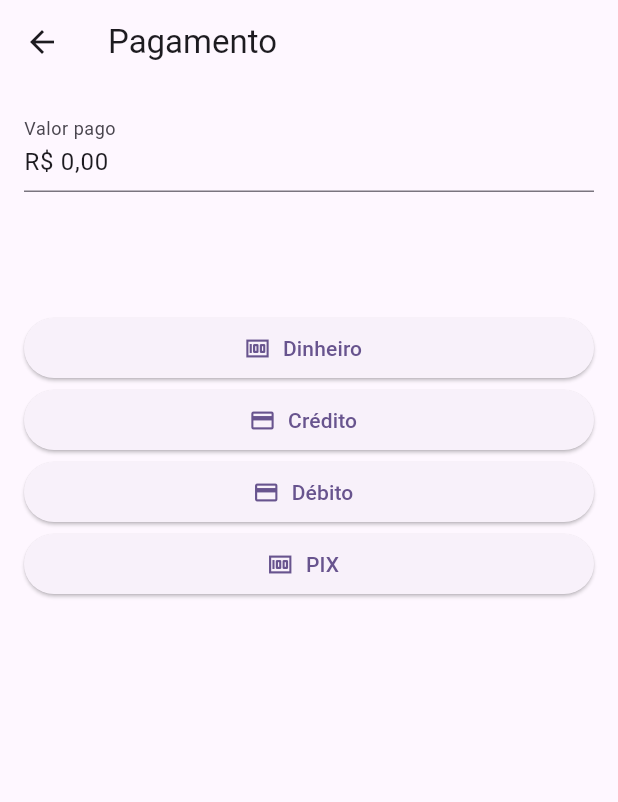
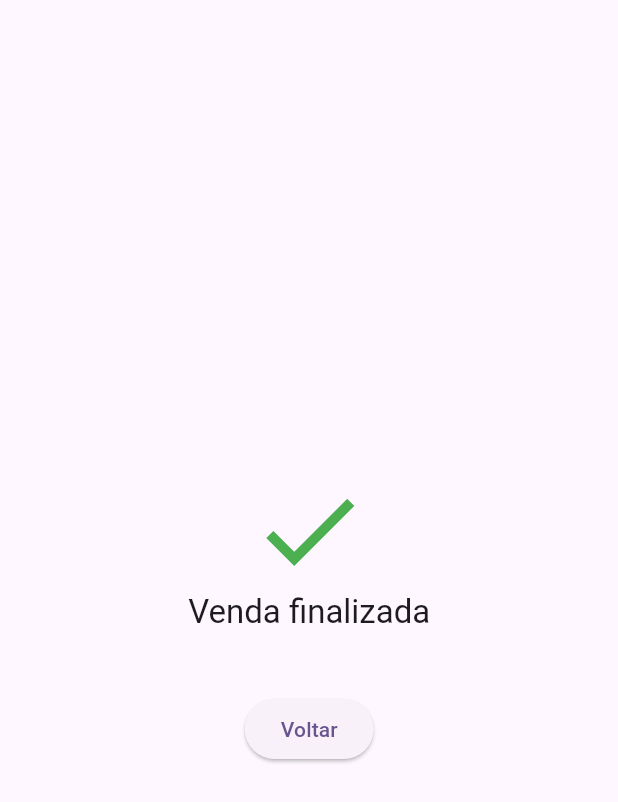
Before and after one commit to leandrofabianjr/todavenda, a Flutter app: the CartCheckoutView screen opened directly, after a tap on "Confirmar", after a tap on "Dinheiro", on a phone screen of 412 x 824 dp. Shown: the top 802 px of the screen. Run offline on Flutter 3.47's test engine with Material 2 defaults, Android fonts, the phone set to English and light mode, and no system bars; our stand-ins replace bloc, equatable, flutter_bloc, go_router.

Commit message:
Criado tela de pagamento e finalização de venda

```diff
--- a/lib/cart/bloc/cart_bloc.dart
+++ b/lib/cart/bloc/cart_bloc.dart
@@ -2,7 +2,6 @@ import 'package:bloc/bloc.dart';
 import 'package:equatable/equatable.dart';
 import 'package:todavenda/commons/commons.dart';
 import 'package:todavenda/products/products.dart';
-import 'package:todavenda/sales/models/payment.dart';
 import 'package:todavenda/sales/sales.dart';
 
 part 'cart_event.dart';
@@ -17,6 +16,8 @@ class CartBloc extends Bloc<CartEvent, CartState> {
     on<CartItemRemoved>(_onItemRemoved);
     on<CartCheckouted>(_onCheckouted);
     on<CartConfirmed>(_onConfirmed);
+    on<CartPaid>(_onPaid);
+    on<CartCleaned>(_onCleaned);
   }
 
   final ProductRepository productRepository;
@@ -53,8 +54,7 @@ class CartBloc extends Bloc<CartEvent, CartState> {
     CartCheckouted event,
     Emitter<CartState> emit,
   ) async {
-    final items = state.items;
-    items.removeWhere((key, value) => value < 1);
+    final items = state.selectedItems;
     emit(state.copyWith(status: CartStatus.checkout, items: items));
   }
 
@@ -80,10 +80,38 @@ class CartBloc extends Bloc<CartEvent, CartState> {
   ) async {
     try {
       emit(state.copyWith(status: CartStatus.loading));
-      final sale = await salesRepository.createSale(items: state.items);
+      final sale = await salesRepository.createSale(items: state.selectedItems);
       emit(state.copyWith(status: CartStatus.payment, sale: sale));
     } catch (ex) {
       emit(state.copyWith(status: CartStatus.failure, exception: ex));
     }
   }
+
+  Future<void> _onPaid(
+    CartPaid event,
+    Emitter<CartState> emit,
+  ) async {
+    try {
+      emit(state.copyWith(status: CartStatus.loading));
+      final sale = await salesRepository.newPayment(
+        state.sale!.uuid!,
+        event.type,
+        event.value,
+      );
+      if (sale.isFullyPaid) {
+        emit(state.copyWith(status: CartStatus.finalizing, sale: sale));
+      } else {
+        emit(state.copyWith(status: CartStatus.payment, sale: sale));
+      }
+    } catch (ex) {
+      emit(state.copyWith(status: CartStatus.failure, exception: ex));
+    }
+  }
+
+  Future<void> _onCleaned(
+    CartCleaned event,
+    Emitter<CartState> emit,
+  ) async {
+    emit(const CartState());
+  }
 }
--- a/lib/cart/bloc/cart_event.dart
+++ b/lib/cart/bloc/cart_event.dart
@@ -56,3 +56,20 @@ final class CartConfirmed extends CartEvent {
   @override
   List<Object> get props => [];
 }
+
+final class CartPaid extends CartEvent {
+  const CartPaid({required this.type, required this.value});
+
+  final PaymentType type;
+  final double value;
+
+  @override
+  List<Object> get props => [type, value];
+}
+
+final class CartCleaned extends CartEvent {
+  const CartCleaned();
+
+  @override
+  List<Object?> get props => [];
+}
--- a/lib/cart/bloc/cart_state.dart
+++ b/lib/cart/bloc/cart_state.dart
@@ -6,6 +6,7 @@ enum CartStatus {
   failure,
   checkout,
   payment,
+  finalizing,
 }
 
 extension CartStatusX on CartStatus {
@@ -43,11 +44,12 @@ final class CartState extends Equatable {
     return "$qtt ite${qtt == 1 ? 'm' : 'ns'}";
   }
 
-  double get payedValue => (sale?.payments ?? <Payment>[]).fold(
-        0,
-        (total, p) => total + p.value,
-      );
-  get missingPaymentValue => sale?.total ?? 0 - payedValue;
+  Map<Product, int> get selectedItems {
+    return {
+      for (final item in items.entries)
+        if (item.value > 0) item.key: item.value
+    };
+  }
 
   CartState copyWith({
     CartStatus? status,
--- /dev/null
+++ b/lib/cart/pages/cart_page/cart_finalizing_page.dart
@@ -0,0 +1,53 @@
+import 'package:flutter/material.dart';
+import 'package:flutter_bloc/flutter_bloc.dart';
+import 'package:go_router/go_router.dart';
+import 'package:todavenda/cart/cart.dart';
+
+class CartFinalizingPage extends StatelessWidget {
+  const CartFinalizingPage({super.key});
+
+  @override
+  Widget build(BuildContext context) {
+    return BlocProvider.value(
+      value: BlocProvider.of<CartBloc>(context)..add(const CartResumed()),
+      child: const CartFinalizingView(),
+    );
+  }
+}
+
+class CartFinalizingView extends StatelessWidget {
+  const CartFinalizingView({super.key});
+
+  @override
+  Widget build(BuildContext context) {
+    return Scaffold(
+        body: Center(
+            child: Column(
+      mainAxisAlignment: MainAxisAlignment.center,
+      children: [
+        BlocConsumer<CartBloc, CartState>(
+          listener: (context, state) {
+            if (state.status != CartStatus.finalizing) {
+              context.go('/carrinho');
+            }
+          },
+          builder: (context, state) => const SizedBox(),
+        ),
+        const Icon(
+          Icons.check,
+          size: 80,
+          color: Colors.green,
+        ),
+        Text(
+          'Venda finalizada',
+          style: Theme.of(context).textTheme.titleLarge,
+        ),
+        const SizedBox(height: 40),
+        ElevatedButton(
+          onPressed: () => context.read<CartBloc>().add(const CartCleaned()),
+          child: const Text('Voltar'),
+        ),
+      ],
+    )));
+  }
+}
--- a/lib/cart/pages/cart_page/cart_page.dart
+++ b/lib/cart/pages/cart_page/cart_page.dart
@@ -69,7 +69,7 @@ class _CartViewState extends State<CartView> {
             CartStatus.checkout,
             CartStatus.payment,
           ].contains(state.status)) {
-            context.go('/carrinho/confirmar');
+            context.go('/carrinho/confirmacao');
           }
         },
         builder: (context, state) {
--- a/lib/cart/pages/cart_page/cart_payment_page.dart
+++ b/lib/cart/pages/cart_page/cart_payment_page.dart
@@ -3,7 +3,7 @@ import 'package:flutter_bloc/flutter_bloc.dart';
 import 'package:go_router/go_router.dart';
 import 'package:todavenda/commons/commons.dart';
 import 'package:todavenda/commons/widgets/currency_field.dart';
-import 'package:todavenda/products/products.dart';
+import 'package:todavenda/sales/models/models.dart';
 
 import '../../cart.dart';
 
@@ -29,20 +29,26 @@ class CartPaymentView extends StatefulWidget {
 class _CartPaymentViewState extends State<CartPaymentView> {
   @override
   Widget build(BuildContext context) {
-    double payedValue;
+    double amountPaid;
 
     return WillPopScope(
       onWillPop: () async {
         context.read<CartBloc>().add(const CartCheckouted());
-        context.go('/carrinho/confirmar');
+        context.go('/carrinho/confirmacao');
         return false;
       },
       child: Scaffold(
         appBar: AppBar(
           title: const Text('Pagamento'),
         ),
-        body: BlocBuilder<CartBloc, CartState>(
+        body: BlocConsumer<CartBloc, CartState>(
+          listener: (context, state) {
+            if (state.status == CartStatus.finalizing) {
+              context.go('/carrinho/finalizado');
+            }
+          },
           builder: (context, state) {
+            amountPaid = state.sale?.missingAmountPaid ?? 0;
             switch (state.status) {
               case CartStatus.loading:
                 return const LoadingWidget();
@@ -58,27 +64,47 @@ class _CartPaymentViewState extends State<CartPaymentView> {
                         CurrencyField(
                           decoration:
                               const InputDecoration(labelText: 'Valor pago'),
-                          initialValue: state.missingPaymentValue,
-                          onChanged: (value) => payedValue = value,
+                          initialValue: amountPaid,
+                          onChanged: (value) => amountPaid = value,
                         ),
                         const SizedBox(height: 80),
                         ElevatedButton.icon(
-                          onPressed: () {},
+                          onPressed: () => context.read<CartBloc>().add(
+                                CartPaid(
+                                  type: PaymentType.cash,
+                                  value: amountPaid,
+                                ),
+                              ),
                           icon: const Icon(Icons.money),
                           label: const Text('Dinheiro'),
                         ),
                         ElevatedButton.icon(
-                          onPressed: () {},
+                          onPressed: () => context.read<CartBloc>().add(
+                                CartPaid(
+                                  type: PaymentType.credit,
+                                  value: amountPaid,
+                                ),
+                              ),
                           icon: const Icon(Icons.credit_card),
                           label: const Text('Crédito'),
                         ),
                         ElevatedButton.icon(
-                          onPressed: () {},
+                          onPressed: () => context.read<CartBloc>().add(
+                                CartPaid(
+                                  type: PaymentType.debit,
+                                  value: amountPaid,
+                                ),
+                              ),
                           icon: const Icon(Icons.credit_card),
                           label: const Text('Débito'),
                         ),
                         ElevatedButton.icon(
-                          onPressed: () {},
+                          onPressed: () => context.read<CartBloc>().add(
+                                CartPaid(
+                                  type: PaymentType.pix,
+                                  value: amountPaid,
+                                ),
+                              ),
                           icon: const Icon(Icons.money),
                           label: const Text('PIX'),
                         ),
--- a/lib/main.dart
+++ b/lib/main.dart
@@ -3,6 +3,7 @@ import 'package:flutter_bloc/flutter_bloc.dart';
 import 'package:go_router/go_router.dart';
 import 'package:todavenda/app_bloc_observer.dart';
 import 'package:todavenda/cart/cart.dart';
+import 'package:todavenda/cart/pages/cart_page/cart_finalizing_page.dart';
 import 'package:todavenda/products/products.dart';
 import 'package:todavenda/sales/sales.dart';
 
@@ -64,12 +65,16 @@ final _router = GoRouter(
       builder: (context, state) => const CartPage(),
       routes: [
         GoRoute(
-          path: 'confirmar',
+          path: 'confirmacao',
           builder: (context, state) => const CartCheckoutPage(),
         ),
         GoRoute(
           path: 'pagamento',
           builder: (context, state) => const CartPaymentPage(),
+        ),
+        GoRoute(
+          path: 'finalizado',
+          builder: (context, state) => const CartFinalizingPage(),
         ),
       ],
     ),
--- a/lib/products/models/product_category.dart
+++ b/lib/products/models/product_category.dart
@@ -1,20 +1,24 @@
 import 'package:equatable/equatable.dart';
-
-import 'product.dart';
 
 class ProductCategory extends Equatable {
   final String? uuid;
   final String name;
   final String? description;
-  final List<Product>? products;
 
   const ProductCategory({
     this.uuid,
     required this.name,
     this.description,
-    this.products,
   });
 
   @override
   List<Object?> get props => [uuid];
+
+  Map<String, dynamic> toJson() {
+    return {
+      'uuid': uuid,
+      'name': name,
+      'description': description,
+    };
+  }
 }
--- a/lib/sales/models/models.dart
+++ b/lib/sales/models/models.dart
@@ -1,2 +1,3 @@
+export 'payment.dart';
 export 'sale.dart';
 export 'sale_item.dart';
--- a/lib/sales/models/sale.dart
+++ b/lib/sales/models/sale.dart
@@ -1,3 +1,5 @@
+import 'dart:convert';
+
 import 'package:equatable/equatable.dart';
 import 'package:todavenda/sales/models/payment.dart';
 
@@ -16,6 +18,24 @@ class Sale extends Equatable {
   final double total;
   final List<Payment> payments;
 
+  double get amountPaid => payments.fold(0.0, (total, p) => total + p.value);
+  double get missingAmountPaid => total - amountPaid;
+  bool get isFullyPaid => missingAmountPaid <= 0;
+
   @override
   List<Object?> get props => [uuid];
+
+  Map<String, dynamic> toJson() {
+    return {
+      'uuid': uuid,
+      'items': items.map((e) => e.toJson()).toList(),
+      'total': total,
+      'payments': payments.map((e) => e.toJson()).toList(),
+    };
+  }
+
+  @override
+  String toString() {
+    return jsonEncode(toJson());
+  }
 }
--- a/lib/sales/services/sales_repository.dart
+++ b/lib/sales/services/sales_repository.dart
@@ -11,4 +11,6 @@ abstract class SalesRepository {
   });
 
   Future<void> removeSale(String uuid);
+
+  Future<Sale> newPayment(String saleUuid, PaymentType type, double value);
 }
--- a/lib/sales/services/sales_repository_mock.dart
+++ b/lib/sales/services/sales_repository_mock.dart
@@ -1,4 +1,5 @@
 import 'package:todavenda/products/products.dart';
+import 'package:todavenda/sales/models/payment.dart';
 import 'package:uuid/uuid.dart';
 
 import '../models/sale.dart';
@@ -8,6 +9,10 @@ import '../services/sales_repository.dart';
 const _delay = Duration(milliseconds: 800);
 
 var uuid = const Uuid();
+
+final mockPayments = [
+  Payment(uuid: uuid.v4(), type: PaymentType.cash, value: 17.95),
+];
 
 final mockSaleItems = [
   SaleItem(
@@ -37,6 +42,7 @@ final mockSales = [
     total: mockSaleItems
         .sublist(0, 1)
         .fold(0, (total, i) => total + i.unitPrice * i.quantity),
+    payments: mockPayments.sublist(0, 0),
   ),
   Sale(
     uuid: uuid.v4(),
@@ -49,6 +55,7 @@ final mockSales = [
 
 class SalesRepositoryMock implements SalesRepository {
   final _sales = mockSales;
+  final _payments = mockPayments;
 
   Future<T> _delayed<T>(T Function() callback) {
     return Future.delayed(_delay, callback);
@@ -91,4 +98,26 @@ class SalesRepositoryMock implements SalesRepository {
   @override
   Future<void> removeSale(String uuid) =>
       _delayed(() => _sales.removeWhere((s) => s.uuid == uuid));
+
+  @override
+  Future<Sale> newPayment(
+    String saleUuid,
+    PaymentType type,
+    double value,
+  ) async {
+    final payment = Payment(uuid: uuid.v4(), type: type, value: value);
+    _payments.add(payment);
+
+    final saleIndex = _sales.indexWhere((s) => s.uuid == saleUuid);
+    final sale = _sales[saleIndex];
+
+    final newSale = Sale(
+        uuid: sale.uuid,
+        items: sale.items,
+        total: sale.total,
+        payments: [...sale.payments, payment]);
+    _sales[saleIndex] = newSale;
+
+    return await _delayed(() => newSale);
+  }
 }
```
Also changed, not shown: lib/commons/widgets/exception_widget.dart (+21 -6 lines), lib/products/models/product.dart (+14 -4 lines), lib/sales/models/payment.dart (+8 -0 lines), lib/sales/models/sale_item.dart (+9 -0 lines).
